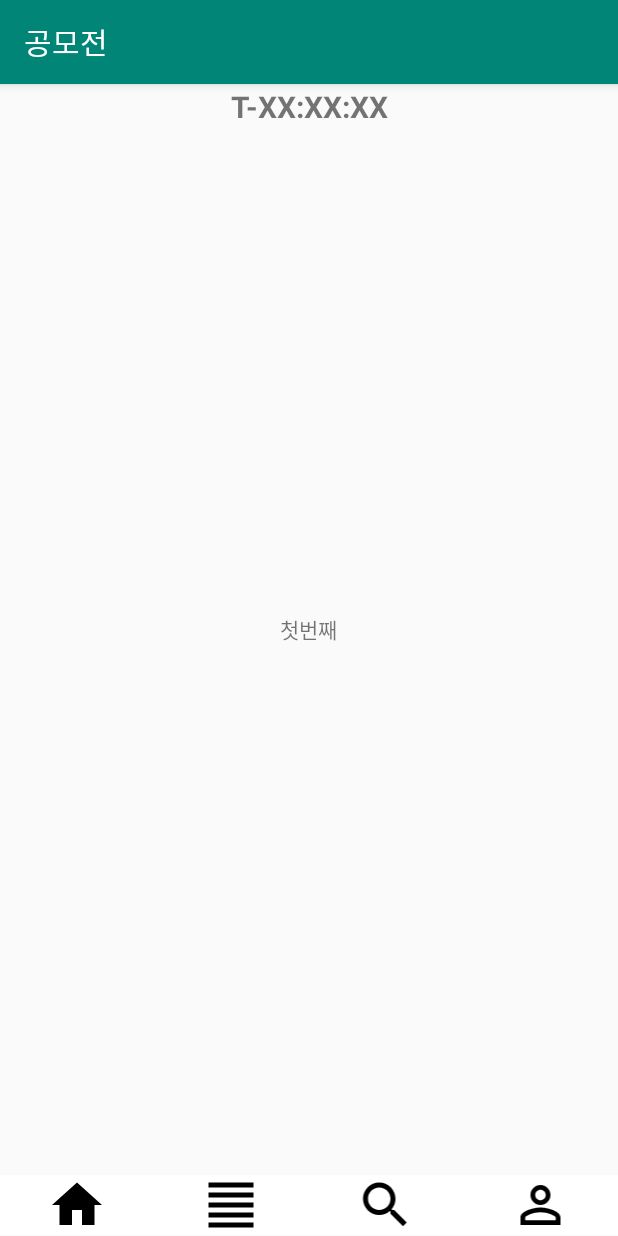
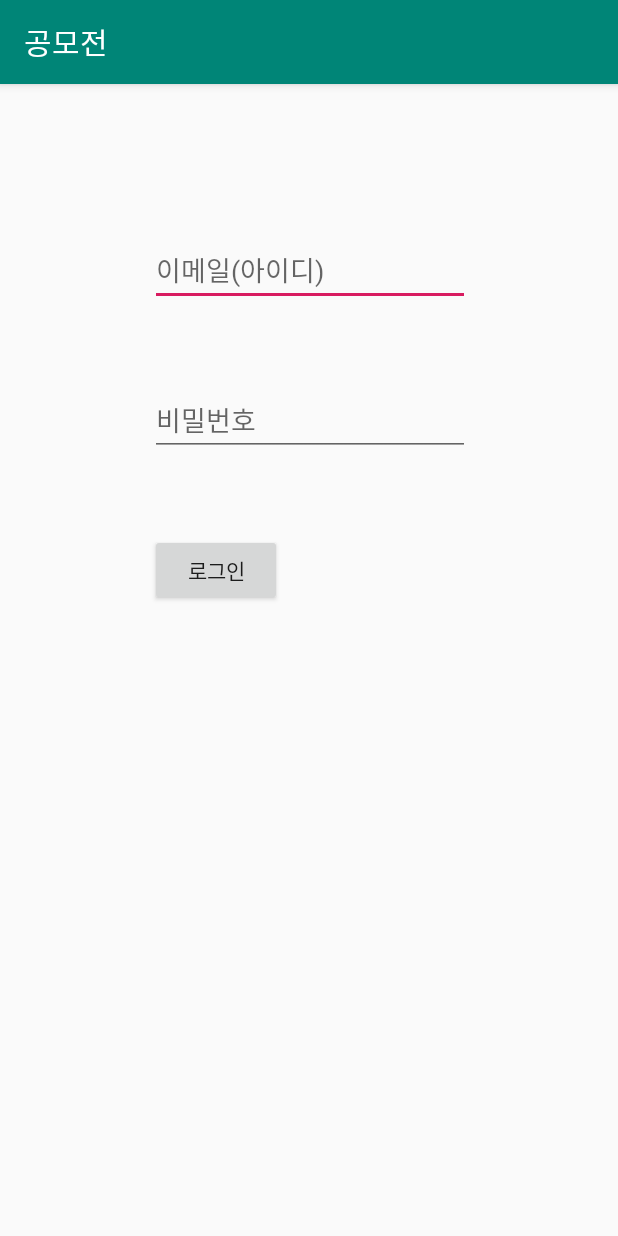
Before and after one commit to VanSubstance/projectTemp, an Android app: the screen it shows after launch (MainActivity), on a phone screen of 412 x 824 dp. Run offline under Robolectric (Android 15) with nearby library versions, the phone set to English and light mode, and no system bars.

Commit message:
layout 구축
- 로그인 페이지 마련
- 판매자 UI 배치
- 파일 이름들 직관적으로 변경
- 필요한 부분들 추가

```diff
--- a/app/build.gradle
+++ b/app/build.gradle
@@ -29,6 +29,8 @@ dependencies {
     implementation 'androidx.appcompat:appcompat:1.0.2'
     implementation 'androidx.core:core-ktx:1.0.2'
     implementation 'androidx.constraintlayout:constraintlayout:1.1.3'
+    implementation 'androidx.recyclerview:recyclerview:1.1.0'
+    implementation 'com.google.android.material:material:1.0.0'
     testImplementation 'junit:junit:4.12'
     androidTestImplementation 'androidx.test:runner:1.1.1'
     androidTestImplementation 'androidx.test.espresso:espresso-core:3.1.1'
--- a/app/src/main/AndroidManifest.xml
+++ b/app/src/main/AndroidManifest.xml
@@ -16,6 +16,7 @@
                 <category android:name="android.intent.category.LAUNCHER" />
             </intent-filter>
         </activity>
+        <activity android:name=".sellerUIMain"></activity>
     </application>
 
 </manifest>
--- /dev/null
+++ b/app/src/main/java/com/example/contest/buyerUIMain.kt
@@ -0,0 +1,4 @@
+package com.example.contest
+
+class buyerUIMain {
+}
--- a/app/src/main/java/com/example/contest/Fragment1.kt
+++ b/app/src/main/java/com/example/contest/sellerUIHistory.kt
@@ -6,10 +6,10 @@ import android.view.View
 import android.view.ViewGroup
 import androidx.fragment.app.Fragment
 
-class Fragment1 : Fragment() {
+class sellerUIHistory : Fragment() {
 
     override fun onCreateView(inflater: LayoutInflater,container: ViewGroup?,savedInstanceState: Bundle?): View? {
-        val view = inflater.inflate(R.layout.fragment1, container, false)
+        val view = inflater.inflate(R.layout.seller_ui_history, container, false)
 
 
 
--- a/app/src/main/java/com/example/contest/Fragment2.kt
+++ b/app/src/main/java/com/example/contest/sellerUIHome.kt
@@ -6,10 +6,10 @@ import android.view.View
 import android.view.ViewGroup
 import androidx.fragment.app.Fragment
 
-class Fragment2 : Fragment() {
+class sellerUIHome : Fragment() {
 
     override fun onCreateView(inflater: LayoutInflater,container: ViewGroup?,savedInstanceState: Bundle?): View? {
-        val view = inflater.inflate(R.layout.fragment2, container, false)
+        val view = inflater.inflate(R.layout.seller_ui_home, container, false)
 
 
 
--- a/app/src/main/java/com/example/contest/Fragment3.kt
+++ b/app/src/main/java/com/example/contest/sellerUIInfo.kt
@@ -6,10 +6,10 @@ import android.view.View
 import android.view.ViewGroup
 import androidx.fragment.app.Fragment
 
-class Fragment3 : Fragment() {
+class sellerUIInfo : Fragment() {
 
     override fun onCreateView(inflater: LayoutInflater,container: ViewGroup?,savedInstanceState: Bundle?): View? {
-        val view = inflater.inflate(R.layout.fragment3, container, false)
+        val view = inflater.inflate(R.layout.seller_ui_info, container, false)
 
 
 
--- a/app/src/main/java/com/example/contest/Fragment4.kt
+++ b/app/src/main/java/com/example/contest/sellerUIToday.kt
@@ -6,10 +6,10 @@ import android.view.View
 import android.view.ViewGroup
 import androidx.fragment.app.Fragment
 
-class Fragment4 : Fragment() {
+class sellerUIToday : Fragment() {
 
     override fun onCreateView(inflater: LayoutInflater,container: ViewGroup?,savedInstanceState: Bundle?): View? {
-        val view = inflater.inflate(R.layout.fragment4, container, false)
+        val view = inflater.inflate(R.layout.seller_ui_today, container, false)
 
 
 
--- a/app/src/main/res/layout/activity_main.xml
+++ b/app/src/main/res/layout/activity_main.xml
@@ -17,83 +17,34 @@
             android:layout_width="match_parent"
             android:layout_height="match_parent">
 
-            <TextView
-                android:gravity="center"
-                android:textStyle="bold"
-                android:textSize="20dp"
-                android:layout_width="match_parent"
-                android:layout_height="30dp"
-                android:text="T-XX:XX:XX"/>
+            <EditText
+                android:id="@+id/userID"
+                android:layout_width="wrap_content"
+                android:layout_height="wrap_content"
+                android:layout_marginLeft="100dp"
+                android:layout_marginTop="100dp"
+                android:ems="10"
+                android:hint="이메일(아이디)"
+                android:inputType="textEmailAddress" />
+
+            <EditText
+                android:id="@+id/userPW"
+                android:layout_width="wrap_content"
+                android:layout_height="wrap_content"
+                android:layout_marginLeft="100dp"
+                android:layout_marginTop="200dp"
+                android:ems="10"
+                android:hint="비밀번호"
+                android:inputType="textPassword" />
+
+            <Button
+                android:id="@+id/loginButton"
+                android:layout_width="wrap_content"
+                android:layout_height="wrap_content"
+                android:text="로그인"
+                android:layout_marginLeft="100dp"
+                android:layout_marginTop="300dp"/>
         </FrameLayout>
-
-    </LinearLayout>
-
-    <LinearLayout
-        android:layout_width="match_parent"
-        android:layout_height="0dp"
-        android:orientation="horizontal"
-        android:layout_weight="0.5">
-
-        <LinearLayout
-            android:id="@+id/button1"
-            android:layout_width="0dp"
-            android:layout_height="40dp"
-            android:layout_weight="1"
-            android:orientation="horizontal"
-            android:background="@drawable/pressevent"
-            android:gravity="center">
-            <ImageView
-                android:layout_width="match_parent"
-                android:layout_height="match_parent"
-                android:src="@drawable/ic_home_black_24dp"/>
-
-        </LinearLayout>
-
-        <LinearLayout
-            android:id="@+id/button2"
-            android:layout_width="0dp"
-            android:layout_height="40dp"
-            android:layout_weight="1"
-            android:orientation="horizontal"
-            android:background="@drawable/pressevent"
-            android:gravity="center">
-            <ImageView
-                android:layout_width="match_parent"
-                android:layout_height="match_parent"
-                android:src="@drawable/ic_format_align_justify_black_24dp"/>
-        </LinearLayout>
-
-        <LinearLayout
-            android:id="@+id/button3"
-            android:layout_width="0dp"
-            android:layout_height="40dp"
-            android:layout_weight="1"
-            android:orientation="horizontal"
-            android:background="@drawable/pressevent"
-            android:gravity="center">
-            <ImageView
-                android:layout_width="match_parent"
-                android:layout_height="match_parent"
-                android:src="@drawable/ic_search_black_24dp"/>
-        </LinearLayout>
-
-        <LinearLayout
-            android:id="@+id/button4"
-            android:layout_width="0dp"
-            android:layout_height="40dp"
-            android:layout_weight="1"
-            android:orientation="horizontal"
-            android:background="@drawable/pressevent"
-            android:gravity="center">
-            <ImageView
-                android:layout_width="match_parent"
-                android:layout_height="match_parent"
-                android:src="@drawable/ic_perm_identity_black_24dp"/>
-        </LinearLayout>
-
-
-
-
 
     </LinearLayout>
 
--- a/app/src/main/res/layout/fragment1.xml
+++ b/app/src/main/res/layout/seller_ui_history.xml
@@ -5,9 +5,9 @@
     android:gravity="center">
 
 
-    <TextView
-        android:text="첫번째"
-        android:layout_width="wrap_content"
-        android:layout_height="wrap_content" />
+    <androidx.recyclerview.widget.RecyclerView
+        android:layout_width="match_parent"
+        android:layout_height="700dp"
+        android:layout_marginTop="0dp" />
 
 </LinearLayout>
```
Also changed, not shown: app/src/main/java/com/example/contest/MainActivity.kt (+18 -32 lines), app/src/main/java/com/example/contest/productElement.kt (added, +14 -0 lines), app/src/main/java/com/example/contest/sellerUIMain.kt (added, +59 -0 lines), app/src/main/res/layout/fragment3.xml (deleted, +0 -13 lines), app/src/main/res/layout/seller_ui_home.xml (added, +21 -0 lines), app/src/main/res/layout/seller_ui_main.xml (added, +102 -0 lines), app/src/main/res/layout/seller_ui_today.xml (renamed from app/src/main/res/layout/fragment2.xml, +3 -4 lines), app/src/main/res/layout/seller_ui_info.xml (renamed from app/src/main/res/layout/fragment4.xml), 1 other file.
